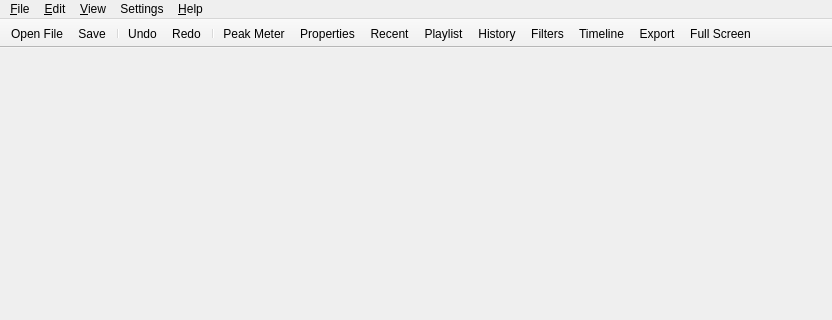
This is src/mainwindow.ui in leoxxw/myshotcut as Qt 5 draws it before an edit; both pictures show x 0 to 832 and y 0 to 320 of the 832 by 535 pixel window. The edited form follows.
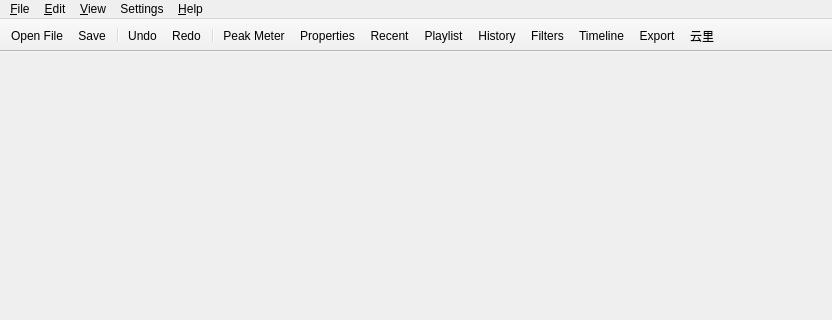
This is the edited form. Icons and pictures are not drawn.

```diff
--- a/src/mainwindow.ui
+++ b/src/mainwindow.ui
@@ -432,7 +432,13 @@
      <normaloff>:/icons/oxygen/32x32/actions/view-fullscreen.png</normaloff>:/icons/oxygen/32x32/actions/view-fullscreen.png</iconset>
    </property>
    <property name="text">
-    <string>Full Screen</string>
+    <string>云里</string>
+   </property>
+   <property name="iconText">
+    <string notr="true">云里</string>
+   </property>
+   <property name="toolTip">
+    <string notr="true">打开云里</string>
    </property>
   </action>
   <action name="actionRealtime">
```
Left out of the diff: 10 changed lines with no effect on the pictures.
